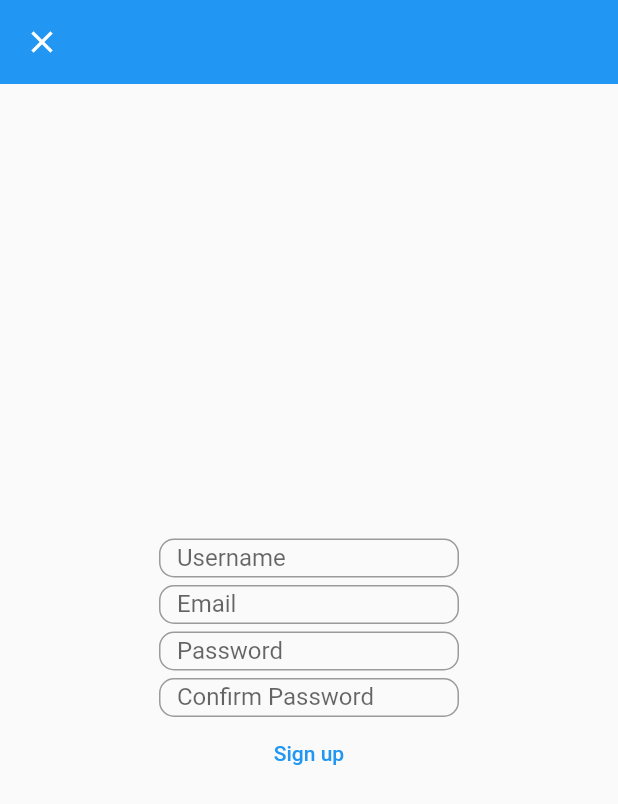
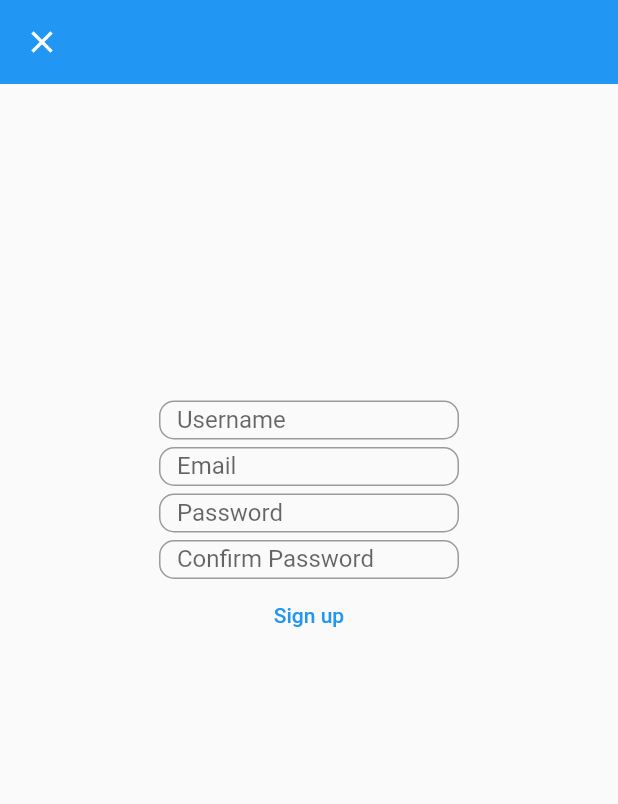
Before and after one commit to janxy-dev/bling, a Flutter app: the SignupPage screen opened by its route, on a phone screen of 412 x 824 dp. Shown: the top 804 px of the screen. Run offline on Flutter 3.47's test engine with Material 2 defaults, Android fonts, the phone set to English and light mode, and no system bars; our stand-ins replace socket_io_client; accounts and stored records are empty; network calls fail.

Commit message:
bugs fixed

```diff
--- a/client/lib/core/client.dart
+++ b/client/lib/core/client.dart
@@ -27,6 +27,7 @@ class Client{
           logging = false;
           if(Client.token[0] != '*'){
             if(onSuccess != null) onSuccess();
+            Client.token = "";
             return false;
           }
           String err = Client.token.substring(1);
@@ -42,11 +43,11 @@ class Client{
     }
   }
    static void login(String username, String password, {void onSuccess()?, void onError(List<String> err)?}){
-     socket.emit("login", "$username:$password");
+     socket.emit("login", " $username: $password");
      _auth(onSuccess, onError);
    }
    static void register(String username, String email, String password, String conPassword, {void onSuccess()?, void onError(err)?}){
-    socket.emit("register", "$username:$email:$password:$conPassword");
+    socket.emit("register", " $username: $email: $password: $conPassword");
     _auth(onSuccess, onError);
    }
 }
--- a/client/lib/pages/auth/signup.dart
+++ b/client/lib/pages/auth/signup.dart
@@ -1,8 +1,13 @@
 import 'package:bling/core/client.dart';
 import 'package:bling/widgets/app_bars.dart';
 import 'package:flutter/material.dart';
-class SignupPage extends StatelessWidget {
+class SignupPage extends StatefulWidget {
 
+  @override
+  _SignupPageState createState() => _SignupPageState();
+}
+
+class _SignupPageState extends State<SignupPage> {
   Widget textField(String label, TextEditingController _controller){
     return Container(
       height: 26.0,
@@ -24,29 +29,46 @@ class SignupPage extends StatelessWidget {
   }
 
   final TextEditingController username = TextEditingController();
+
   final TextEditingController email = TextEditingController();
+
   final TextEditingController password = TextEditingController();
+
   final TextEditingController conPassword = TextEditingController();
+
+  List<String> errors = [];
+
   @override
   Widget build(BuildContext context) {
     return Scaffold(
       resizeToAvoidBottomInset: false,
       appBar: PreferredSize(preferredSize: Size.fromHeight(56.0),
           child: SettingsAppBar("")),
-      body: SizedBox(
+      body: Container(
         width: MediaQuery.of(context).size.width,
-        height: MediaQuery.of(context).size.height,
         child: Column(
-          crossAxisAlignment: CrossAxisAlignment.center,
-          mainAxisAlignment: MainAxisAlignment.center,
           children: [
+            Container(
+              height: MediaQuery.of(context).size.height/4,
+              width: 200.0,
+              padding: EdgeInsets.only(bottom: 10.0),
+              child: Column(
+                  mainAxisAlignment: MainAxisAlignment.end,
+                  crossAxisAlignment: CrossAxisAlignment.start,
+                  children: errors.map((e) => Text(e, style: TextStyle(color: Colors.red),)).toList()
+              ),
+            ),
             textField("Username", username),
             textField("Email", email),
             textField("Password", password),
             textField("Confirm Password", conPassword),
             TextButton(onPressed: (){
               Client.register(username.text, email.text, password.text, conPassword.text, onSuccess: ()=>Navigator.of(context).pushNamed("/", arguments: Client.token),
-              onError: (err)=>print(err));
+              onError: (err){
+                setState(() {
+                  errors = err;
+                });
+              });
             }, child: Text("Sign up"))
           ],
         ),
```
Also changed, not shown: client/lib/pages/auth/login.dart (+10 -6 lines), 1 other file.
